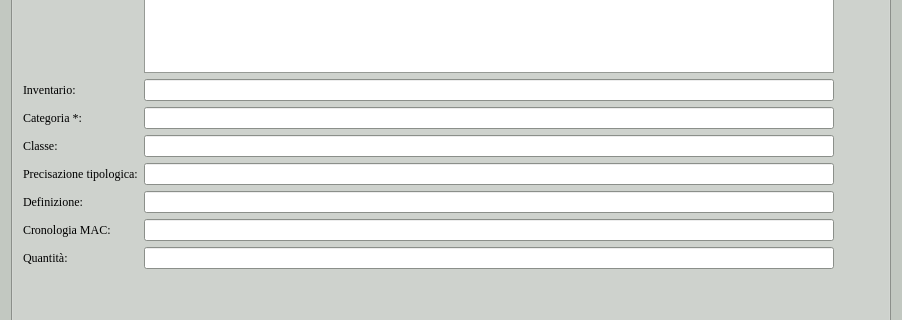
Old version of the form gui/ui/Tma.ui in the repository pyarchinit/pyarchinit; both pictures show x 0 to 902 and y 451 to 771 of the 902 by 867 pixel window.
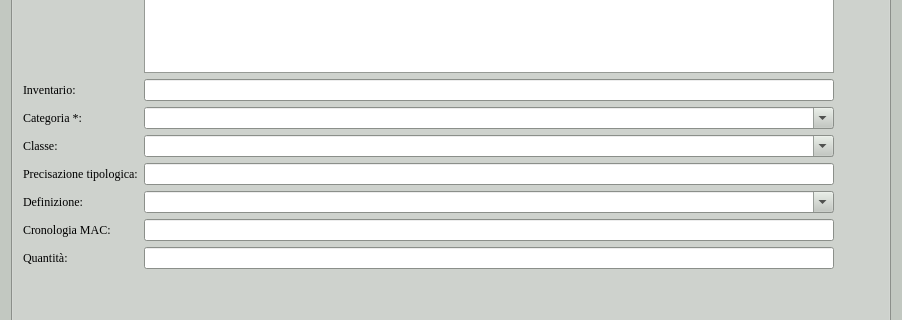
New version of the form. The open tabs and pages were chosen to show the change. Icons and pictures are not drawn.

Commit message: Replace QLineEdit with editable QComboBox in TMA form fields to allow dropdown selection with text input.

Patch:
```diff
--- a/gui/ui/Tma.ui
+++ b/gui/ui/Tma.ui
@@ -1103,9 +1103,9 @@
          </widget>
         </item>
         <item row="2" column="1">
-         <widget class="QLineEdit" name="lineEdit_macc">
-          <property name="maxLength">
-           <number>30</number>
+         <widget class="QComboBox" name="comboBox_macc">
+          <property name="editable">
+           <bool>true</bool>
           </property>
          </widget>
         </item>
@@ -1123,9 +1123,9 @@
          </widget>
         </item>
         <item row="3" column="1">
-         <widget class="QLineEdit" name="lineEdit_macl">
-          <property name="maxLength">
-           <number>30</number>
+         <widget class="QComboBox" name="comboBox_macl">
+          <property name="editable">
+           <bool>true</bool>
           </property>
          </widget>
         </item>
@@ -1163,9 +1163,9 @@
          </widget>
         </item>
         <item row="5" column="1">
-         <widget class="QLineEdit" name="lineEdit_macd">
-          <property name="maxLength">
-           <number>30</number>
+         <widget class="QComboBox" name="comboBox_macd">
+          <property name="editable">
+           <bool>true</bool>
           </property>
          </widget>
         </item>
```
Left out of the diff: 18 changed lines with no effect on the pictures.
